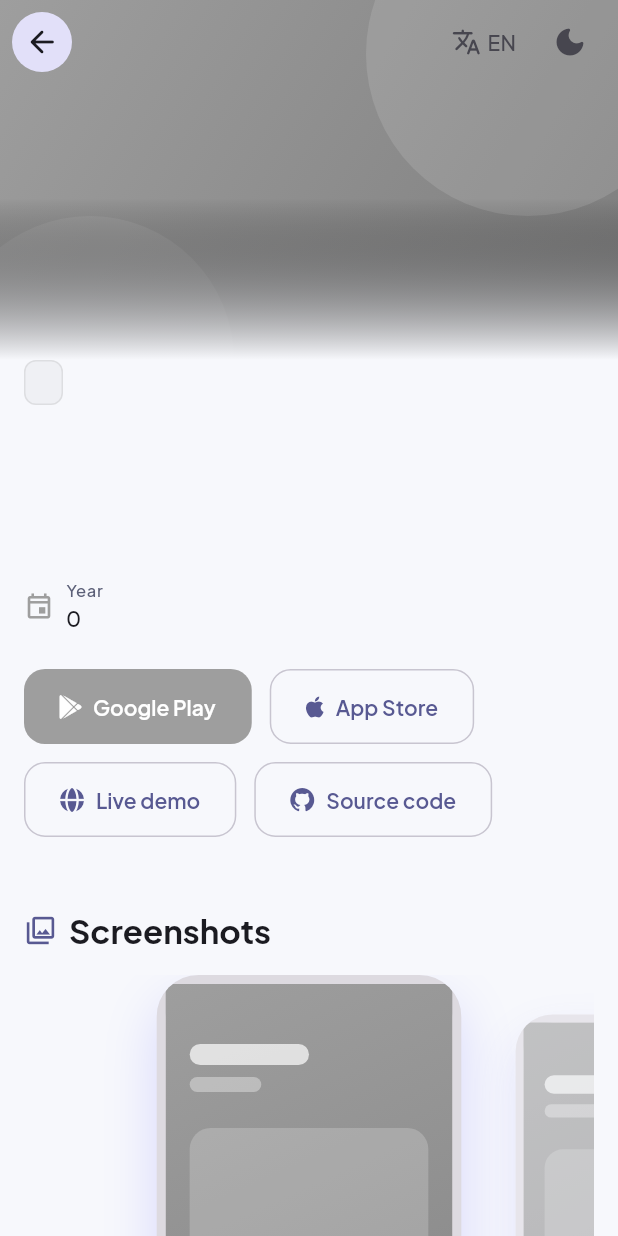
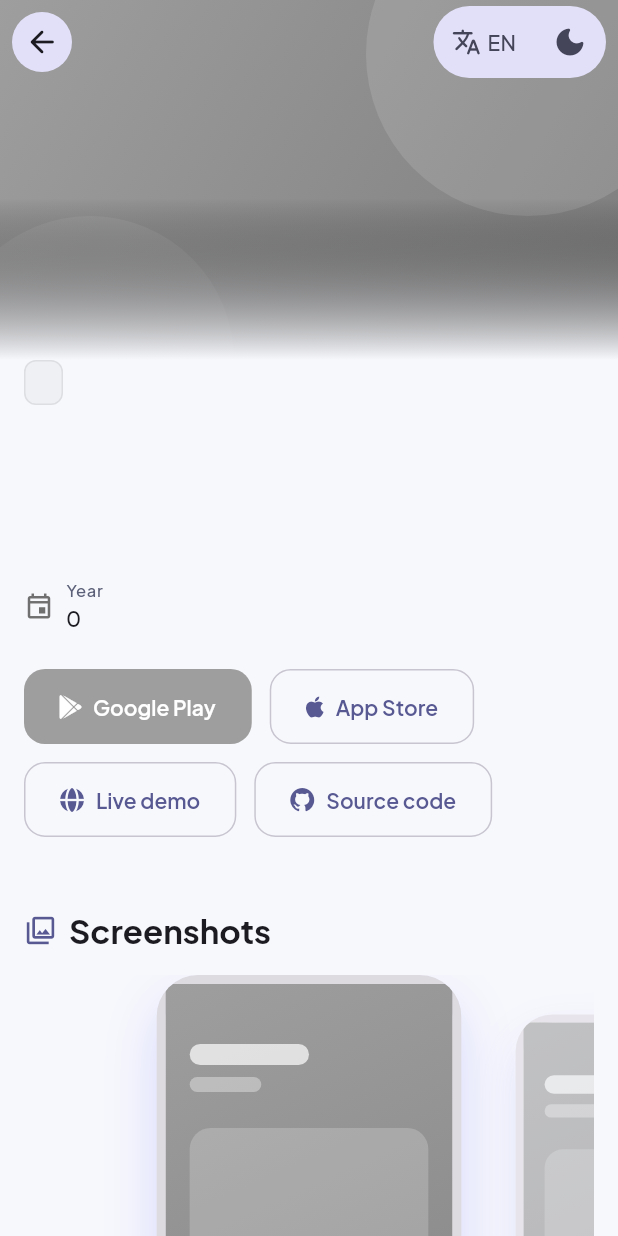
Before and after one commit to sifou20ws/portfolio, a Flutter app: the _DetailBody widget shown alone on an empty page, opened directly with empty values, on a phone screen of 412 x 824 dp. Run offline on Flutter 3.47's test engine with Material 3 defaults, Android fonts, the phone set to English and light mode, and no system bars; drawn by our look-alikes of flutter_animate; our stand-ins replace font_awesome_flutter, get, get_storage, google_fonts; accounts and stored records are empty.

Commit message:
adding projects

```diff
--- a/lib/features/projects/views/project_detail_view.dart
+++ b/lib/features/projects/views/project_detail_view.dart
@@ -67,8 +67,7 @@ class _DetailBody extends GetView<ProjectDetailController> {
             ),
           ),
           actions: const [
-            LanguageMenuButton(),
-            ThemeToggleButton(),
+            _HeaderActions(),
             SizedBox(width: AppSpacing.xs),
           ],
           flexibleSpace: FlexibleSpaceBar(
@@ -146,6 +145,38 @@ class _DetailBody extends GetView<ProjectDetailController> {
   }
 }
 
+/// Language + theme buttons in a filled pill, styled like the back button so
+/// they stay legible over any banner (a bright yellow one included).
+class _HeaderActions extends StatelessWidget {
+  const _HeaderActions();
+
+  @override
+  Widget build(BuildContext context) {
+    final background = context.colors.secondaryContainer;
+    final foreground = context.colors.onSecondaryContainer;
+    return Material(
+      color: background,
+      shape: const StadiumBorder(),
+      clipBehavior: Clip.antiAlias,
+      child: IconTheme(
+        data: IconThemeData(color: foreground),
+        child: IconButtonTheme(
+          data: IconButtonThemeData(
+            style: IconButton.styleFrom(foregroundColor: foreground),
+          ),
+          child: DefaultTextStyle.merge(
+            style: TextStyle(color: foreground),
+            child: const Row(
+              mainAxisSize: MainAxisSize.min,
+              children: [LanguageMenuButton(), ThemeToggleButton()],
+            ),
+          ),
+        ),
+      ),
+    );
+  }
+}
+
 class _Header extends StatelessWidget {
   const _Header({required this.project});
 
@@ -205,7 +236,11 @@ class _Header extends StatelessWidget {
             Row(
               mainAxisSize: MainAxisSize.min,
               children: [
-                Icon(m.icon, size: 20, color: project.accentColor),
+                Icon(
+                  m.icon,
+                  size: 20,
+                  color: context.readable(project.accentColor),
+                ),
                 const SizedBox(width: AppSpacing.xs),
                 Column(
                   crossAxisAlignment: CrossAxisAlignment.start,
@@ -296,7 +331,7 @@ class _WriteUp extends StatelessWidget {
                       child: Icon(
                         Icons.check_circle_rounded,
                         size: 20,
-                        color: project.accentColor,
+                        color: context.readable(project.accentColor),
                       ),
                     ),
                     const SizedBox(width: AppSpacing.sm),
```
